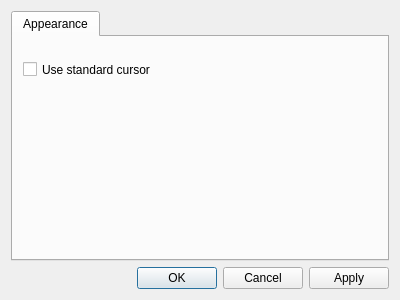
Qt form qvoptionsdialog.ui (jurplel/qView) before a commit.
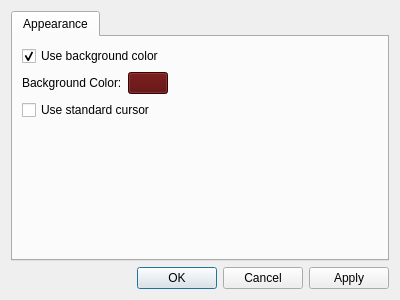
The same form after that commit.

```diff
--- a/qvoptionsdialog.ui
+++ b/qvoptionsdialog.ui
@@ -41,22 +41,494 @@
       <bool>false</bool>
      </property>
      <widget class="QWidget" name="appearance">
+      <property name="layoutDirection">
+       <enum>Qt::LeftToRight</enum>
+      </property>
       <attribute name="title">
        <string>Appearance</string>
       </attribute>
-      <widget class="QCheckBox" name="checkBox">
-       <property name="geometry">
-        <rect>
-         <x>10</x>
-         <y>20</y>
-         <width>151</width>
-         <height>25</height>
-        </rect>
-       </property>
-       <property name="text">
-        <string>Use standard cursor</string>
-       </property>
-      </widget>
+      <layout class="QFormLayout" name="formLayout">
+       <item row="2" column="0">
+        <widget class="QCheckBox" name="checkBox">
+         <property name="text">
+          <string>Use standard cursor</string>
+         </property>
+         <property name="tristate">
+          <bool>false</bool>
+         </property>
+        </widget>
+       </item>
+       <item row="1" column="0">
+        <layout class="QHBoxLayout" name="bgColorLayout">
+         <item>
+          <widget class="QLabel" name="bgColorLabel">
+           <property name="enabled">
+            <bool>true</bool>
+           </property>
+           <property name="text">
+            <string>Background Color:</string>
+           </property>
+          </widget>
+         </item>
+         <item>
+          <widget class="QPushButton" name="bgColorButton">
+           <property name="enabled">
+            <bool>true</bool>
+           </property>
+           <property name="sizePolicy">
+            <sizepolicy hsizetype="Minimum" vsizetype="Fixed">
+             <horstretch>0</horstretch>
+             <verstretch>0</verstretch>
+            </sizepolicy>
+           </property>
+           <property name="palette">
+            <palette>
+             <active>
+              <colorrole role="WindowText">
+               <brush brushstyle="SolidPattern">
+                <color alpha="255">
+                 <red>255</red>
+                 <green>255</green>
+                 <blue>255</blue>
+                </color>
+               </brush>
+              </colorrole>
+              <colorrole role="Button">
+               <brush brushstyle="SolidPattern">
+                <color alpha="255">
+                 <red>85</red>
+                 <green>0</green>
+                 <blue>0</blue>
+                </color>
+               </brush>
+              </colorrole>
+              <colorrole role="Light">
+               <brush brushstyle="SolidPattern">
+                <color alpha="255">
+                 <red>127</red>
+                 <green>0</green>
+                 <blue>0</blue>
+                </color>
+               </brush>
+              </colorrole>
+              <colorrole role="Midlight">
+               <brush brushstyle="SolidPattern">
+                <color alpha="255">
+                 <red>106</red>
+                 <green>0</green>
+                 <blue>0</blue>
+                </color>
+               </brush>
+              </colorrole>
+              <colorrole role="Dark">
+               <brush brushstyle="SolidPattern">
+                <color alpha="255">
+                 <red>42</red>
+                 <green>0</green>
+                 <blue>0</blue>
+                </color>
+               </brush>
+              </colorrole>
+              <colorrole role="Mid">
+               <brush brushstyle="SolidPattern">
+                <color alpha="255">
+                 <red>56</red>
+                 <green>0</green>
+                 <blue>0</blue>
+                </color>
+               </brush>
+              </colorrole>
+              <colorrole role="Text">
+               <brush brushstyle="SolidPattern">
+                <color alpha="255">
+                 <red>255</red>
+                 <green>255</green>
+                 <blue>255</blue>
+                </color>
+               </brush>
+              </colorrole>
+              <colorrole role="BrightText">
+               <brush brushstyle="SolidPattern">
+                <color alpha="255">
+                 <red>255</red>
+                 <green>255</green>
+                 <blue>255</blue>
+                </color>
+               </brush>
+              </colorrole>
+              <colorrole role="ButtonText">
+               <brush brushstyle="SolidPattern">
+                <color alpha="255">
+                 <red>255</red>
+                 <green>255</green>
+                 <blue>255</blue>
+                </color>
+               </brush>
+              </colorrole>
+              <colorrole role="Base">
+               <brush brushstyle="SolidPattern">
+                <color alpha="255">
+                 <red>0</red>
+                 <green>0</green>
+                 <blue>0</blue>
+                </color>
+               </brush>
+              </colorrole>
+              <colorrole role="Window">
+               <brush brushstyle="SolidPattern">
+                <color alpha="255">
+                 <red>85</red>
+                 <green>0</green>
+                 <blue>0</blue>
+                </color>
+               </brush>
+              </colorrole>
+              <colorrole role="Shadow">
+               <brush brushstyle="SolidPattern">
+                <color alpha="255">
+                 <red>0</red>
+                 <green>0</green>
+                 <blue>0</blue>
+                </color>
+               </brush>
+              </colorrole>
+              <colorrole role="AlternateBase">
+               <brush brushstyle="SolidPattern">
+                <color alpha="255">
+                 <red>42</red>
+                 <green>0</green>
+                 <blue>0</blue>
+                </color>
+               </brush>
+              </colorrole>
+              <colorrole role="ToolTipBase">
+               <brush brushstyle="SolidPattern">
+                <color alpha="255">
+                 <red>255</red>
+                 <green>255</green>
+                 <blue>220</blue>
+                </color>
+               </brush>
+              </colorrole>
+              <colorrole role="ToolTipText">
+               <brush brushstyle="SolidPattern">
+                <color alpha="255">
+                 <red>0</red>
+                 <green>0</green>
+                 <blue>0</blue>
+                </color>
+               </brush>
+              </colorrole>
+             </active>
+             <inactive>
+              <colorrole role="WindowText">
+               <brush brushstyle="SolidPattern">
+                <color alpha="255">
+                 <red>255</red>
+                 <green>255</green>
+                 <blue>255</blue>
+                </color>
+               </brush>
+              </colorrole>
+              <colorrole role="Button">
+               <brush brushstyle="SolidPattern">
+                <color alpha="255">
+                 <red>85</red>
+                 <green>0</green>
+                 <blue>0</blue>
+                </color>
+               </brush>
+              </colorrole>
+              <colorrole role="Light">
+               <brush brushstyle="SolidPattern">
+                <color alpha="255">
+                 <red>127</red>
+                 <green>0</green>
+                 <blue>0</blue>
+                </color>
+               </brush>
+              </colorrole>
+              <colorrole role="Midlight">
+               <brush brushstyle="SolidPattern">
+                <color alpha="255">
+                 <red>106</red>
+                 <green>0</green>
+                 <blue>0</blue>
+                </color>
+               </brush>
+              </colorrole>
+              <colorrole role="Dark">
+               <brush brushstyle="SolidPattern">
+                <color alpha="255">
+                 <red>42</red>
+                 <green>0</green>
+                 <blue>0</blue>
+                </color>
+               </brush>
+              </colorrole>
+              <colorrole role="Mid">
+               <brush brushstyle="SolidPattern">
+                <color alpha="255">
+                 <red>56</red>
+                 <green>0</green>
+                 <blue>0</blue>
+                </color>
+               </brush>
+              </colorrole>
+              <colorrole role="Text">
+               <brush brushstyle="SolidPattern">
+                <color alpha="255">
+                 <red>255</red>
+                 <green>255</green>
+                 <blue>255</blue>
+                </color>
+               </brush>
+              </colorrole>
+              <colorrole role="BrightText">
+               <brush brushstyle="SolidPattern">
+                <color alpha="255">
+                 <red>255</red>
+                 <green>255</green>
+                 <blue>255</blue>
+                </color>
+               </brush>
+              </colorrole>
+              <colorrole role="ButtonText">
+               <brush brushstyle="SolidPattern">
+                <color alpha="255">
+                 <red>255</red>
+                 <green>255</green>
+                 <blue>255</blue>
+                </color>
+               </brush>
+              </colorrole>
+              <colorrole role="Base">
+               <brush brushstyle="SolidPattern">
+                <color alpha="255">
+                 <red>0</red>
+                 <green>0</green>
+                 <blue>0</blue>
+                </color>
+               </brush>
+              </colorrole>
+              <colorrole role="Window">
+               <brush brushstyle="SolidPattern">
+                <color alpha="255">
+                 <red>85</red>
+                 <green>0</green>
+                 <blue>0</blue>
+                </color>
+               </brush>
+              </colorrole>
+              <colorrole role="Shadow">
+               <brush brushstyle="SolidPattern">
+                <color alpha="255">
+                 <red>0</red>
+                 <green>0</green>
+                 <blue>0</blue>
+                </color>
+               </brush>
+              </colorrole>
+              <colorrole role="AlternateBase">
+               <brush brushstyle="SolidPattern">
+                <color alpha="255">
+                 <red>42</red>
+                 <green>0</green>
+                 <blue>0</blue>
+                </color>
+               </brush>
+              </colorrole>
+              <colorrole role="ToolTipBase">
+               <brush brushstyle="SolidPattern">
+                <color alpha="255">
+                 <red>255</red>
+                 <green>255</green>
+                 <blue>220</blue>
+                </color>
+               </brush>
+              </colorrole>
+              <colorrole role="ToolTipText">
+               <brush brushstyle="SolidPattern">
+                <color alpha="255">
+                 <red>0</red>
+                 <green>0</green>
+                 <blue>0</blue>
+                </color>
+               </brush>
+              </colorrole>
+             </inactive>
+             <disabled>
+              <colorrole role="WindowText">
+               <brush brushstyle="SolidPattern">
+                <color alpha="255">
+                 <red>42</red>
+                 <green>0</green>
+                 <blue>0</blue>
+                </color>
+               </brush>
+              </colorrole>
+              <colorrole role="Button">
+               <brush brushstyle="SolidPattern">
+                <color alpha="255">
+                 <red>85</red>
+                 <green>0</green>
+                 <blue>0</blue>
+                </color>
+               </brush>
+              </colorrole>
+              <colorrole role="Light">
+               <brush brushstyle="SolidPattern">
+                <color alpha="255">
+                 <red>127</red>
+                 <green>0</green>
+                 <blue>0</blue>
+                </color>
+               </brush>
+              </colorrole>
+              <colorrole role="Midlight">
+               <brush brushstyle="SolidPattern">
+                <color alpha="255">
+                 <red>106</red>
+                 <green>0</green>
+                 <blue>0</blue>
+                </color>
+               </brush>
+              </colorrole>
+              <colorrole role="Dark">
+               <brush brushstyle="SolidPattern">
+                <color alpha="255">
+                 <red>42</red>
+                 <green>0</green>
+                 <blue>0</blue>
+                </color>
+               </brush>
+              </colorrole>
+              <colorrole role="Mid">
+               <brush brushstyle="SolidPattern">
+                <color alpha="255">
+                 <red>56</red>
+                 <green>0</green>
+                 <blue>0</blue>
+                </color>
+               </brush>
+              </colorrole>
+              <colorrole role="Text">
+               <brush brushstyle="SolidPattern">
+                <color alpha="255">
+                 <red>42</red>
+                 <green>0</green>
+                 <blue>0</blue>
+                </color>
+               </brush>
+              </colorrole>
+              <colorrole role="BrightText">
+               <brush brushstyle="SolidPattern">
+                <color alpha="255">
+                 <red>255</red>
+                 <green>255</green>
+                 <blue>255</blue>
+                </color>
+               </brush>
+              </colorrole>
+              <colorrole role="ButtonText">
+               <brush brushstyle="SolidPattern">
+                <color alpha="255">
+                 <red>42</red>
+                 <green>0</green>
+                 <blue>0</blue>
+                </color>
+               </brush>
+              </colorrole>
+              <colorrole role="Base">
+               <brush brushstyle="SolidPattern">
+                <color alpha="255">
+                 <red>85</red>
+                 <green>0</green>
+                 <blue>0</blue>
+                </color>
+               </brush>
+              </colorrole>
+              <colorrole role="Window">
+               <brush brushstyle="SolidPattern">
+                <color alpha="255">
+                 <red>85</red>
+                 <green>0</green>
+                 <blue>0</blue>
+                </color>
+               </brush>
+              </colorrole>
+              <colorrole role="Shadow">
+               <brush brushstyle="SolidPattern">
+                <color alpha="255">
+                 <red>0</red>
+                 <green>0</green>
+                 <blue>0</blue>
+                </color>
+               </brush>
+              </colorrole>
+              <colorrole role="AlternateBase">
+               <brush brushstyle="SolidPattern">
+                <color alpha="255">
+                 <red>85</red>
+                 <green>0</green>
+                 <blue>0</blue>
+                </color>
+               </brush>
+              </colorrole>
+              <colorrole role="ToolTipBase">
+               <brush brushstyle="SolidPattern">
+                <color alpha="255">
+                 <red>255</red>
+                 <green>255</green>
+                 <blue>220</blue>
+                </color>
+               </brush>
+              </colorrole>
+              <colorrole role="ToolTipText">
+               <brush brushstyle="SolidPattern">
+                <color alpha="255">
+                 <red>0</red>
+                 <green>0</green>
+                 <blue>0</blue>
+                </color>
+               </brush>
+              </colorrole>
+             </disabled>
+            </palette>
+           </property>
+           <property name="focusPolicy">
+            <enum>Qt::NoFocus</enum>
+           </property>
+           <property name="text">
+            <string/>
+           </property>
+           <property name="autoDefault">
+            <bool>true</bool>
+           </property>
+           <property name="default">
+            <bool>false</bool>
+           </property>
+           <property name="flat">
+            <bool>false</bool>
+           </property>
+          </widget>
+         </item>
+        </layout>
+       </item>
+       <item row="0" column="0">
+        <widget class="QCheckBox" name="bgColorCheckbox">
+         <property name="text">
+          <string>Use background color</string>
+         </property>
+         <property name="checked">
+          <bool>true</bool>
+         </property>
+         <property name="tristate">
+          <bool>false</bool>
+         </property>
+        </widget>
+       </item>
+      </layout>
      </widget>
     </widget>
    </item>
```
